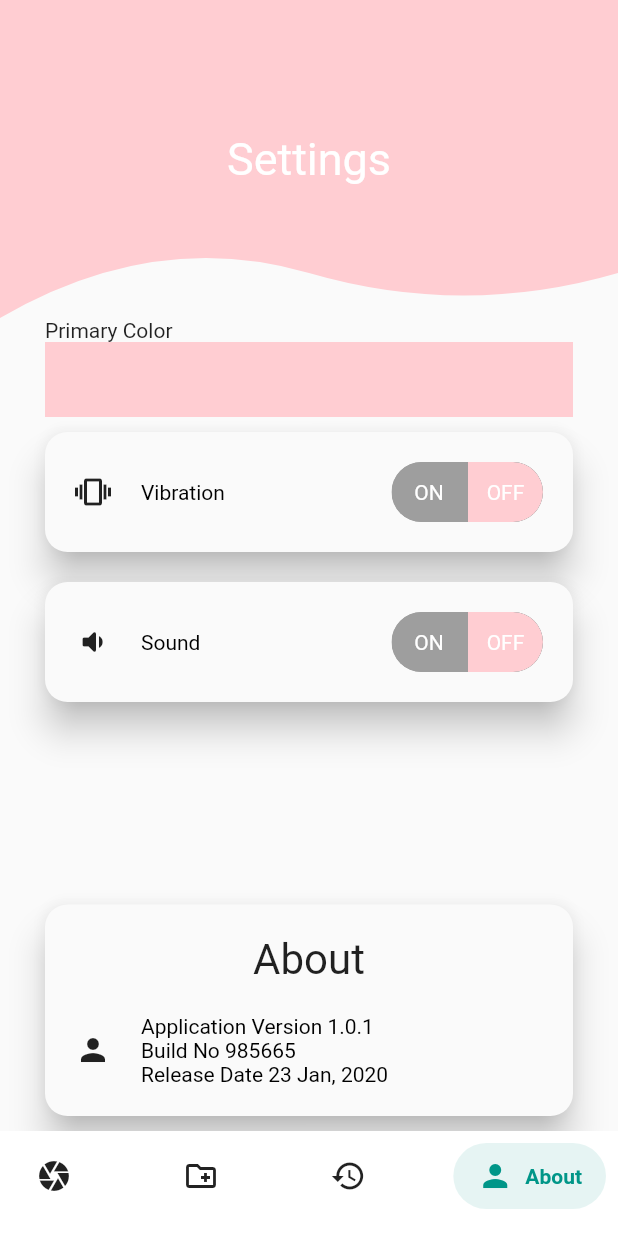
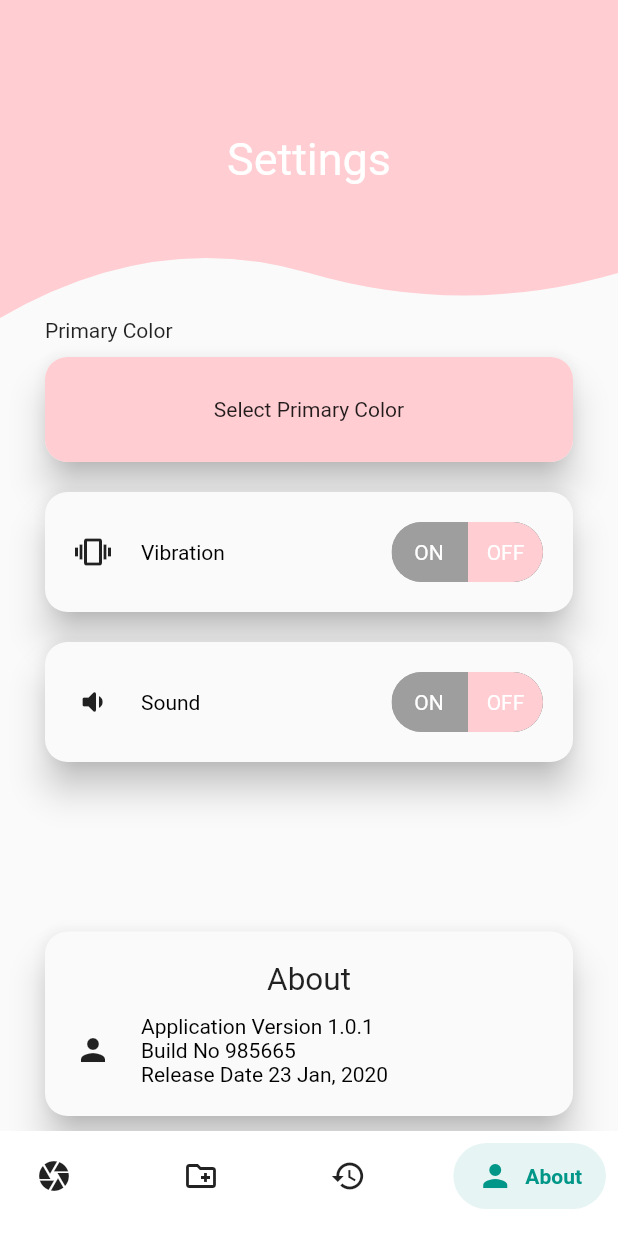
Before and after one commit to rxalimurad/QRScannerFlutter, a Flutter app: the screen it shows after launch, swiped to page 4, on a phone screen of 412 x 824 dp. Run offline on Flutter 3.47's test engine with Material 2 defaults, Android fonts, the light colour scheme and no system bars; drawn by our look-alikes of salomon_bottom_bar, toggle_switch; our stand-ins replace dotted_border, get, image_picker, qr_flutter, share_plus, sqflite and 1 more; missing offline and left inert: flex_color_picker, flutter_share, image_picker_for_web, qr_code_scanner, r_scan, share_plus_web; accounts and stored records are empty.

```diff
--- a/lib/screens/settings.dart
+++ b/lib/screens/settings.dart
@@ -34,6 +34,7 @@ class SettingsState extends State<Settings> {
             crossAxisAlignment: CrossAxisAlignment.start,
             children: [
               Text("Primary Color"),
+              SizedBox(height: 10,),
               GestureDetector(onTap: () {
                 showDialog(
                     barrierDismissible: false,
@@ -42,11 +43,17 @@ class SettingsState extends State<Settings> {
                       return buildColorPicker(context);
                     });
               }, child: Obx(() {
-                return Container(
-                  height: 50,
-                  color: controller.primaryColor.value,
-                );
+                return Material(
+                    borderRadius: BorderRadius.all(Radius.circular(15)),
+                    elevation: 10.0,
+                    child: Container(
+                      width: double.infinity,
+                      decoration: BoxDecoration(borderRadius: BorderRadius.all(Radius.circular(15)),color: controller.primaryColor.value,),
+                      height: 70,
+                      child: Center(child: Text("Select Primary Color")),
+                    ));
               })),
+              SizedBox(height: 10,),
               Padding(
                 padding:
                     EdgeInsets.only(left: 0, right: 0, bottom: 10, top: 10),
@@ -142,7 +149,7 @@ class SettingsState extends State<Settings> {
               Spacer(),
               Padding(
                 padding:
-                EdgeInsets.only(left: 0, right: 0, bottom: 10, top: 10),
+                    EdgeInsets.only(left: 0, right: 0, bottom: 10, top: 10),
                 child: Material(
                   borderRadius: BorderRadius.all(Radius.circular(15)),
                   elevation: 10.0,
@@ -151,11 +158,14 @@ class SettingsState extends State<Settings> {
                       padding: EdgeInsets.only(
                           left: 20, right: 20, bottom: 20, top: 20),
                       child: Column(
-                          crossAxisAlignment: CrossAxisAlignment.center,
+                        crossAxisAlignment: CrossAxisAlignment.center,
                         children: [
-                          Text("About", textScaleFactor: 2,),
+                          Text(
+                            "About",
+                            textScaleFactor: 1.5,
+                          ),
                           SizedBox(
-                            height: 20,
+                            height: 10,
                           ),
                           Row(
                             children: [
@@ -169,8 +179,6 @@ class SettingsState extends State<Settings> {
                                   style: TextStyle(color: Colors.black),
                                 ),
                               ),
-
-
                             ],
                           ),
                         ],
```
